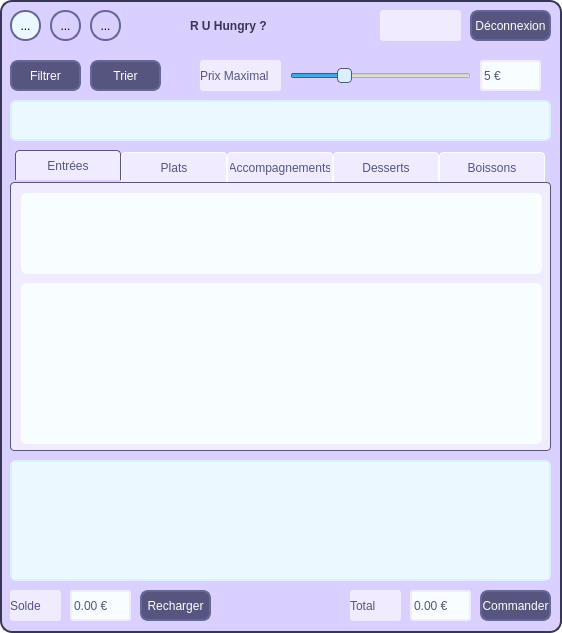
This is mainwindow.ui in GD-Github/R-U-Hungry- as Qt 5 draws it before an edit. The edited form follows.
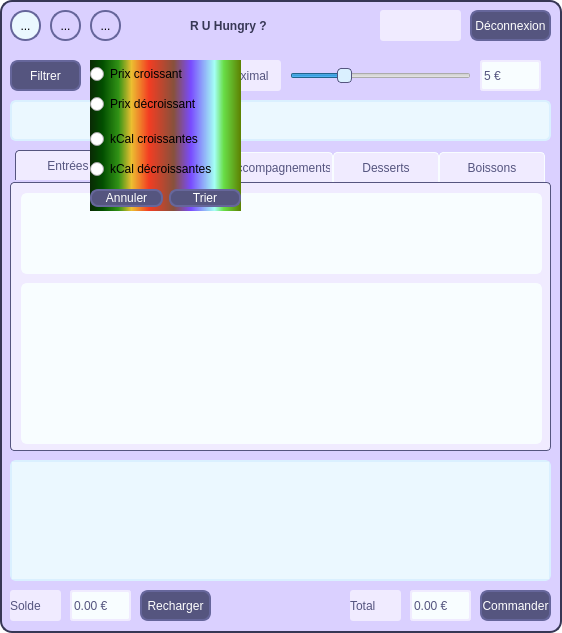
This is the edited form. Icons and pictures are not drawn.

Commit message: Le tri par prix fonctionne

```diff
--- a/mainwindow.ui
+++ b/mainwindow.ui
@@ -678,6 +678,9 @@
     </property>
    </widget>
    <widget class="QGroupBox" name="filterGrpBx">
+    <property name="enabled">
+     <bool>true</bool>
+    </property>
     <property name="geometry">
      <rect>
       <x>10</x>
@@ -1205,6 +1208,120 @@
      <bool>true</bool>
     </property>
    </widget>
+   <widget class="QFrame" name="sortMenu">
+    <property name="enabled">
+     <bool>true</bool>
+    </property>
+    <property name="geometry">
+     <rect>
+      <x>90</x>
+      <y>60</y>
+      <width>151</width>
+      <height>151</height>
+     </rect>
+    </property>
+    <property name="autoFillBackground">
+     <bool>false</bool>
+    </property>
+    <property name="styleSheet">
+     <string notr="true">#sortMenu{
+background-color : qlineargradient(spread:pad, x1:0, y1:0, x2:1, y2:0, stop:0 rgba(9, 41, 4, 255), stop:0.085 rgba(2, 79, 0, 255), stop:0.19 rgba(50, 147, 22, 255), stop:0.275 rgba(236, 191, 49, 255), stop:0.39 rgba(243, 61, 34, 255), stop:0.555 rgba(135, 81, 60, 255), stop:0.667 rgba(121, 75, 255, 255), stop:0.825 rgba(164, 255, 244, 255), stop:0.885 rgba(104, 222, 71, 255), stop:1 rgba(93, 128, 0, 255))
+}</string>
+    </property>
+    <widget class="QWidget" name="verticalLayoutWidget_2">
+     <property name="geometry">
+      <rect>
+       <x>0</x>
+       <y>0</y>
+       <width>151</width>
+       <height>151</height>
+      </rect>
+     </property>
+     <layout class="QVBoxLayout" name="verticalLayout_2">
+      <item>
+       <widget class="QRadioButton" name="sortPriceCBtn">
+        <property name="autoFillBackground">
+         <bool>false</bool>
+        </property>
+        <property name="text">
+         <string>Prix croissant</string>
+        </property>
+       </widget>
+      </item>
+      <item>
+       <widget class="QRadioButton" name="sortPriceDBtn">
+        <property name="enabled">
+         <bool>true</bool>
+        </property>
+        <property name="text">
+         <string>Prix décroissant</string>
+        </property>
+       </widget>
+      </item>
+      <item>
+       <spacer name="verticalSpacer_2">
+        <property name="orientation">
+         <enum>Qt::Vertical</enum>
+        </property>
+        <property name="sizeType">
+         <enum>QSizePolicy::Fixed</enum>
+        </property>
+        <property name="sizeHint" stdset="0">
+         <size>
+          <width>20</width>
+          <height>5</height>
+         </size>
+        </property>
+       </spacer>
+      </item>
+      <item>
+       <widget class="QRadioButton" name="sortCalCBtn">
+        <property name="text">
+         <string>kCal croissantes</string>
+        </property>
+       </widget>
+      </item>
+      <item>
+       <widget class="QRadioButton" name="sortCalDBtn">
+        <property name="autoFillBackground">
+         <bool>false</bool>
+        </property>
+        <property name="text">
+         <string>kCal décroissantes</string>
+        </property>
+       </widget>
+      </item>
+      <item>
+       <layout class="QHBoxLayout" name="horizontalLayout_2">
+        <property name="spacing">
+         <number>6</number>
+        </property>
+        <item>
+         <widget class="QPushButton" name="dontSortBtn">
+          <property name="text">
+           <string>Annuler</string>
+          </property>
+         </widget>
+        </item>
+        <item>
+         <widget class="QPushButton" name="sortBtn_2">
+          <property name="enabled">
+           <bool>true</bool>
+          </property>
+          <property name="text">
+           <string>Trier</string>
+          </property>
+         </widget>
+        </item>
+       </layout>
+      </item>
+     </layout>
+     <zorder>sortPriceCBtn</zorder>
+     <zorder>sortPriceDBtn</zorder>
+     <zorder>sortCalDBtn</zorder>
+     <zorder>sortCalCBtn</zorder>
+    </widget>
+   </widget>
   </widget>
  </widget>
  <resources>
```
The commit also changes 2 other files.
